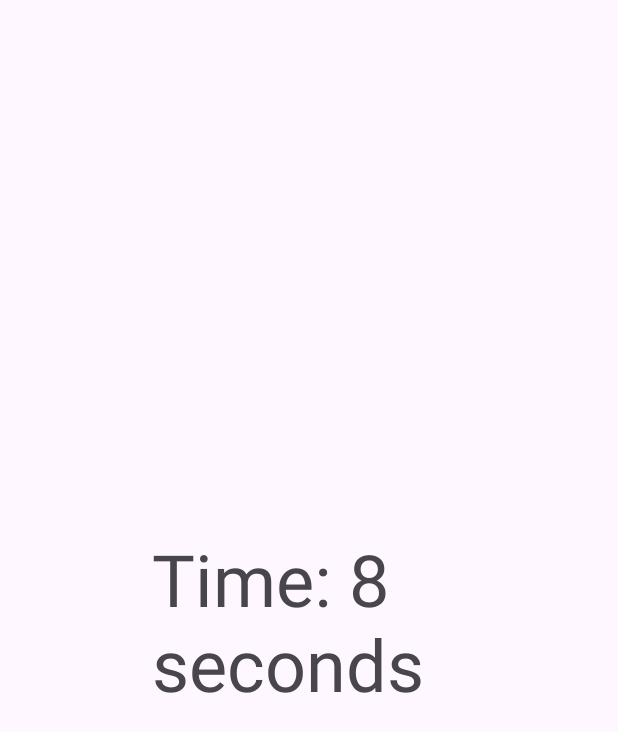
After one commit to ChalkyTea/ChessGame, an Android app: the Minigame3Activity screen opened directly, with no data from a screen before it, on a phone screen of 412 x 824 dp. The commit adds this screen. Shown: the top 732 px of the screen. Run offline under Robolectric (Android 15) with nearby library versions, the phone set to English and light mode, and no system bars.

Commit message:
Implemented minigame3: Light intensity countdown game

```diff
--- a/app/src/main/AndroidManifest.xml
+++ b/app/src/main/AndroidManifest.xml
@@ -12,6 +12,9 @@
         android:supportsRtl="true"
         android:theme="@style/Theme.ChessGame"
         tools:targetApi="31">
+        <activity
+            android:name=".Minigame3Activity"
+            android:exported="false" />
         <activity
             android:name=".Minigame2Activity"
             android:exported="false" />
--- /dev/null
+++ b/app/src/main/java/com/example/chessgame/Minigame3Activity.kt
@@ -0,0 +1,96 @@
+package com.example.chessgame
+
+import android.app.Activity
+import android.content.Context
+import android.hardware.Sensor
+import android.hardware.SensorEvent
+import android.hardware.SensorEventListener
+import android.hardware.SensorManager
+import android.os.Bundle
+import android.os.CountDownTimer
+import android.widget.TextView
+import androidx.appcompat.app.AppCompatActivity
+
+class Minigame3Activity : AppCompatActivity(), SensorEventListener {
+
+    private lateinit var sensorManager: SensorManager
+    private var lightSensor: Sensor? = null
+    private lateinit var countdownText: TextView
+    private var countdownTimer: CountDownTimer? = null
+    private var countdownTimeInSeconds: Int = 0 // The random countdown time
+    private var endTime: Long = 0 // The time when the countdown finishes
+    private var isDark: Boolean = false // Flag to check if it's dark
+    private var isCountdownStarted: Boolean = false // Flag to indicate that countdown has started
+    private var isCountdownFinished: Boolean = false // Flag to indicate that countdown has finished
+
+    override fun onCreate(savedInstanceState: Bundle?) {
+        super.onCreate(savedInstanceState)
+        setContentView(R.layout.activity_minigame3)
+        countdownText = findViewById(R.id.countdown_text)
+        sensorManager = getSystemService(Context.SENSOR_SERVICE) as SensorManager
+        lightSensor = sensorManager.getDefaultSensor(Sensor.TYPE_LIGHT)
+
+        // Determine the random countdown time on creation and display it
+        countdownTimeInSeconds = (5..10).random()
+        countdownText.text = "Time: $countdownTimeInSeconds seconds"
+        // Do not start countdown immediately; wait for it to be dark
+    }
+
+    private fun startCountdown() {
+        isCountdownStarted = true
+        countdownTimer = object : CountDownTimer(countdownTimeInSeconds * 1000L, 1000) {
+            override fun onTick(millisUntilFinished: Long) {
+                countdownText.text = "Time: ${millisUntilFinished / 1000} seconds"
+            }
+
+            override fun onFinish() {
+                countdownText.text = "Flip now!"
+                endTime = System.currentTimeMillis()
+                isCountdownFinished = true
+            }
+        }.start()
+    }
+
+    override fun onResume() {
+        super.onResume()
+        lightSensor?.also { sensor ->
+            sensorManager.registerListener(this, sensor, SensorManager.SENSOR_DELAY_NORMAL)
+        }
+    }
+
+    override fun onPause() {
+        super.onPause()
+        sensorManager.unregisterListener(this)
+        countdownTimer?.cancel()
+    }
+
+    override fun onSensorChanged(event: SensorEvent) {
+        val lightValue = event.values[0]
+        if (!isCountdownStarted && lightValue <= DARK_THRESHOLD) {
+            isDark = true
+            val randomTime = (5..10).random()
+            startCountdown()
+        } else if (isCountdownStarted && !isCountdownFinished && lightValue > DARK_THRESHOLD) {
+            setResult(Activity.RESULT_CANCELED)
+            finish()
+        } else if (isCountdownFinished && lightValue > DARK_THRESHOLD) {
+            val currentTime = System.currentTimeMillis()
+            // Check if the flip occurred within the 0.5 second threshold
+            if (currentTime >= (endTime - TIME_WINDOW) && currentTime <= (endTime + TIME_WINDOW)) {
+                setResult(Activity.RESULT_OK)
+            } else {
+                setResult(Activity.RESULT_CANCELED)
+            }
+            finish()
+        }
+    }
+
+    override fun onAccuracyChanged(sensor: Sensor, accuracy: Int) {
+        // Not used in this context
+    }
+
+    companion object {
+        private const val DARK_THRESHOLD = 5 // Define suitable threshold for darkness
+        private const val TIME_WINDOW = 1000 // Plus minus threshold in milliseconds
+    }
+}
--- /dev/null
+++ b/app/src/main/res/layout/activity_minigame3.xml
@@ -0,0 +1,19 @@
+<?xml version="1.0" encoding="utf-8"?>
+<androidx.constraintlayout.widget.ConstraintLayout xmlns:android="http://schemas.android.com/apk/res/android"
+    xmlns:app="http://schemas.android.com/apk/res-auto"
+    xmlns:tools="http://schemas.android.com/tools"
+    android:layout_width="match_parent"
+    android:layout_height="match_parent"
+    tools:context=".Minigame3Activity">
+
+    <TextView
+        android:id="@+id/countdown_text"
+        android:layout_width="209dp"
+        android:layout_height="117dp"
+        android:text="TextView"
+        android:textSize="48sp"
+        app:layout_constraintBottom_toBottomOf="parent"
+        app:layout_constraintEnd_toEndOf="parent"
+        app:layout_constraintStart_toStartOf="parent"
+        app:layout_constraintTop_toTopOf="parent" />
+</androidx.constraintlayout.widget.ConstraintLayout>
```
Also changed, not shown: app/src/main/java/com/example/chessgame/MainActivity.kt (+3 -4 lines).
